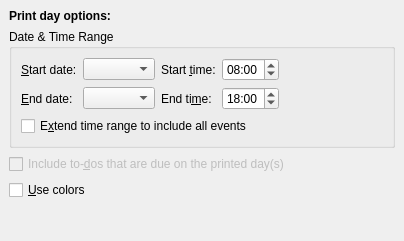
First picture: the form in printing/calprintdayconfig_base.ui, repository KDE/korganizer, before the edit.
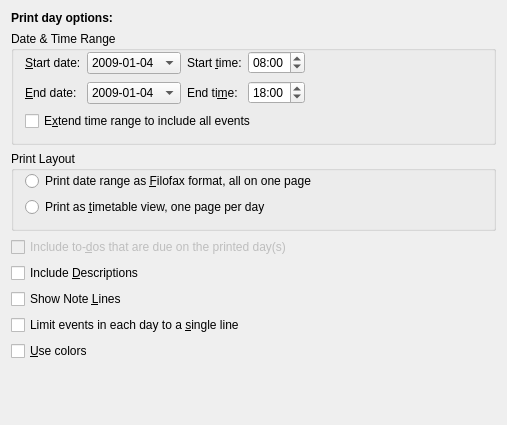
Second picture: the form after the edit. Custom widgets are drawn as their Qt base class.

Commit message: These changes also address some print overflow issues that were still happening but were not reported.

Patch:
```diff
--- a/printing/calprintdayconfig_base.ui
+++ b/printing/calprintdayconfig_base.ui
@@ -7,27 +7,12 @@
    <rect>
     <x>0</x>
     <y>0</y>
-    <width>404</width>
-    <height>241</height>
+    <width>493</width>
+    <height>425</height>
    </rect>
   </property>
-  <layout class="QVBoxLayout" >
-   <property name="spacing" >
-    <number>6</number>
-   </property>
-   <property name="leftMargin" >
-    <number>9</number>
-   </property>
-   <property name="topMargin" >
-    <number>9</number>
-   </property>
-   <property name="rightMargin" >
-    <number>9</number>
-   </property>
-   <property name="bottomMargin" >
-    <number>9</number>
-   </property>
-   <item>
+  <layout class="QGridLayout" name="gridLayout_3" >
+   <item row="0" column="0" >
     <widget class="QLabel" name="label" >
      <property name="text" >
       <string>&lt;html>&lt;head>&lt;meta name="qrichtext" content="1" />&lt;style type="text/css">
@@ -37,62 +22,15 @@
      </property>
     </widget>
    </item>
-   <item>
+   <item row="1" column="0" >
     <widget class="QGroupBox" name="mDateRangeGroup" >
      <property name="title" >
       <string>Date &amp;&amp; Time Range</string>
      </property>
-     <layout class="QGridLayout" >
-      <property name="leftMargin" >
-       <number>9</number>
-      </property>
+     <layout class="QGridLayout" name="gridLayout" >
       <property name="topMargin" >
-       <number>9</number>
+       <number>0</number>
       </property>
-      <property name="rightMargin" >
-       <number>9</number>
-      </property>
-      <property name="bottomMargin" >
-       <number>9</number>
-      </property>
-      <property name="horizontalSpacing" >
-       <number>6</number>
-      </property>
-      <property name="verticalSpacing" >
-       <number>6</number>
-      </property>
-      <item row="0" column="4" >
-       <spacer>
-        <property name="orientation" >
-         <enum>Qt::Horizontal</enum>
-        </property>
-        <property name="sizeType" >
-         <enum>QSizePolicy::Expanding</enum>
-        </property>
-        <property name="sizeHint" >
-         <size>
-          <width>121</width>
-          <height>21</height>
-         </size>
-        </property>
-       </spacer>
-      </item>
-      <item row="1" column="4" >
-       <spacer>
-        <property name="orientation" >
-         <enum>Qt::Horizontal</enum>
-        </property>
-        <property name="sizeType" >
-         <enum>QSizePolicy::Expanding</enum>
-        </property>
-        <property name="sizeHint" >
-         <size>
-          <width>121</width>
-          <height>21</height>
-         </size>
-        </property>
-       </spacer>
-      </item>
       <item row="0" column="0" >
        <widget class="QLabel" name="mFromDateLabel" >
         <property name="whatsThis" >
@@ -106,6 +44,95 @@
         </property>
        </widget>
       </item>
+      <item row="0" column="1" >
+       <widget class="KPIM::KDateEdit" name="mFromDate" >
+        <property name="focusPolicy" >
+         <enum>Qt::StrongFocus</enum>
+        </property>
+        <property name="whatsThis" >
+         <string>If you want to print more days at once, you can define a range of dates with this option and the &lt;i>End date&lt;/i> option. This option is used to define the start date.</string>
+        </property>
+        <item>
+         <property name="text" >
+          <string>2009-01-04</string>
+         </property>
+        </item>
+       </widget>
+      </item>
+      <item row="0" column="2" >
+       <widget class="QLabel" name="mFromTimeLabel" >
+        <property name="whatsThis" >
+         <string>It is possible to print only those events which are inside a given timerange. With this time selection box you can define the start of this time range. The end time should be defined with the &lt;i>End time&lt;/i> option. Note you can automatically modify these settings if you check &lt;i>Extend time range to include all events&lt;/i>.</string>
+        </property>
+        <property name="text" >
+         <string>Start &amp;time:</string>
+        </property>
+        <property name="buddy" >
+         <cstring>mFromTime</cstring>
+        </property>
+       </widget>
+      </item>
+      <item row="0" column="3" >
+       <widget class="QTimeEdit" name="mFromTime" >
+        <property name="whatsThis" >
+         <string>It is possible to print only those events which are inside a given timerange. With this time selection box you can define the start of this time range. The end time should be defined with the &lt;i>End time&lt;/i> option. Note you can automatically modify these settings if you check &lt;i>Extend time range to include all events&lt;/i>.</string>
+        </property>
+        <property name="displayFormat" >
+         <string>hh:mm</string>
+        </property>
+        <property name="time" >
+         <time>
+          <hour>8</hour>
+          <minute>0</minute>
+          <second>0</second>
+         </time>
+        </property>
+       </widget>
+      </item>
+      <item row="0" column="4" >
+       <spacer>
+        <property name="orientation" >
+         <enum>Qt::Horizontal</enum>
+        </property>
+        <property name="sizeType" >
+         <enum>QSizePolicy::Expanding</enum>
+        </property>
+        <property name="sizeHint" stdset="0" >
+         <size>
+          <width>97</width>
+          <height>24</height>
+         </size>
+        </property>
+       </spacer>
+      </item>
+      <item row="1" column="0" >
+       <widget class="QLabel" name="mToDateLabel" >
+        <property name="whatsThis" >
+         <string>If you want to print more days at once, you can define a range of dates with this option and the &lt;i>Start date&lt;/i> option. This option is used to define the end date.</string>
+        </property>
+        <property name="text" >
+         <string>&amp;End date:</string>
+        </property>
+        <property name="buddy" >
+         <cstring>mToDate</cstring>
+        </property>
+       </widget>
+      </item>
+      <item row="1" column="1" >
+       <widget class="KPIM::KDateEdit" name="mToDate" >
+        <property name="focusPolicy" >
+         <enum>Qt::StrongFocus</enum>
+        </property>
+        <property name="whatsThis" >
+         <string>If you want to print more days at once, you can define a range of dates with this option and the &lt;i>Start date&lt;/i> option. This option is used to define the end date.</string>
+        </property>
+        <item>
+         <property name="text" >
+          <string>2009-01-04</string>
+         </property>
+        </item>
+       </widget>
+      </item>
       <item row="1" column="2" >
        <widget class="QLabel" name="mToTimeLabel" >
         <property name="whatsThis" >
@@ -136,6 +163,22 @@
         </property>
        </widget>
       </item>
+      <item row="1" column="4" >
+       <spacer>
+        <property name="orientation" >
+         <enum>Qt::Horizontal</enum>
+        </property>
+        <property name="sizeType" >
+         <enum>QSizePolicy::Expanding</enum>
+        </property>
+        <property name="sizeHint" stdset="0" >
+         <size>
+          <width>97</width>
+          <height>24</height>
+         </size>
+        </property>
+       </spacer>
+      </item>
       <item row="2" column="0" colspan="5" >
        <widget class="QCheckBox" name="mIncludeAllEvents" >
         <property name="whatsThis" >
@@ -146,73 +189,45 @@
         </property>
        </widget>
       </item>
-      <item row="0" column="1" >
-       <widget class="KPIM::KDateEdit" name="mFromDate" >
-        <property name="focusPolicy" >
-         <enum>Qt::StrongFocus</enum>
-        </property>
+     </layout>
+    </widget>
+   </item>
+   <item row="2" column="0" >
+    <widget class="QGroupBox" name="mPrintType" >
+     <property name="title" >
+      <string>Print Layout</string>
+     </property>
+     <layout class="QGridLayout" name="gridLayout_2" >
+      <property name="topMargin" >
+       <number>0</number>
+      </property>
+      <item row="0" column="0" >
+       <widget class="QRadioButton" name="mPrintTypeFilofax" >
         <property name="whatsThis" >
-         <string>If you want to print more days at once, you can define a range of dates with this option and the &lt;i>End date&lt;/i> option. This option is used to define the start date.</string>
-        </property>
-       </widget>
-      </item>
-      <item row="0" column="3" >
-       <widget class="QTimeEdit" name="mFromTime" >
-        <property name="whatsThis" >
-         <string>It is possible to print only those events which are inside a given timerange. With this time selection box you can define the start of this time range. The end time should be defined with the &lt;i>End time&lt;/i> option. Note you can automatically modify these settings if you check &lt;i>Extend time range to include all events&lt;/i>.</string>
-        </property>
-        <property name="displayFormat" >
-         <string>hh:mm</string>
-        </property>
-        <property name="time" >
-         <time>
-          <hour>8</hour>
-          <minute>0</minute>
-          <second>0</second>
-         </time>
-        </property>
-       </widget>
-      </item>
-      <item row="0" column="2" >
-       <widget class="QLabel" name="mFromTimeLabel" >
-        <property name="whatsThis" >
-         <string>It is possible to print only those events which are inside a given timerange. With this time selection box you can define the start of this time range. The end time should be defined with the &lt;i>End time&lt;/i> option. Note you can automatically modify these settings if you check &lt;i>Extend time range to include all events&lt;/i>.</string>
+         <string>The Filofax format prints the information for the days selected without a timeline.</string>
         </property>
         <property name="text" >
-         <string>Start &amp;time:</string>
-        </property>
-        <property name="buddy" >
-         <cstring>mFromTime</cstring>
-        </property>
-       </widget>
-      </item>
-      <item row="1" column="1" >
-       <widget class="KPIM::KDateEdit" name="mToDate" >
-        <property name="focusPolicy" >
-         <enum>Qt::StrongFocus</enum>
-        </property>
-        <property name="whatsThis" >
-         <string>If you want to print more days at once, you can define a range of dates with this option and the &lt;i>Start date&lt;/i> option. This option is used to define the end date.</string>
+         <string>Print date range as &amp;Filofax format, all on one page</string>
         </property>
        </widget>
       </item>
       <item row="1" column="0" >
-       <widget class="QLabel" name="mToDateLabel" >
+       <widget class="QRadioButton" name="mPrintTypeTimetable" >
         <property name="whatsThis" >
          <string>If you want to print more days at once, you can define a range of dates with this option and the &lt;i>Start date&lt;/i> option. This option is used to define the end date.</string>
         </property>
         <property name="text" >
-         <string>&amp;End date:</string>
+         <string>Print as &amp;timetable view, one page per day</string>
         </property>
-        <property name="buddy" >
-         <cstring>mToDate</cstring>
+        <property name="checked" >
+         <bool>false</bool>
         </property>
        </widget>
       </item>
      </layout>
     </widget>
    </item>
-   <item>
+   <item row="3" column="0" >
     <widget class="QCheckBox" name="mIncludeTodos" >
      <property name="enabled" >
       <bool>false</bool>
@@ -225,7 +240,37 @@
      </property>
     </widget>
    </item>
-   <item>
+   <item row="4" column="0" >
+    <widget class="QCheckBox" name="mIncludeDescription" >
+     <property name="whatsThis" >
+      <string>Check this option to include the more detailed description for each event.</string>
+     </property>
+     <property name="text" >
+      <string>Include &amp;Descriptions</string>
+     </property>
+    </widget>
+   </item>
+   <item row="5" column="0" >
+    <widget class="QCheckBox" name="mShowNoteLines" >
+     <property name="whatsThis" >
+      <string>Check this option to draw note lines </string>
+     </property>
+     <property name="text" >
+      <string>Show Note &amp;Lines</string>
+     </property>
+    </widget>
+   </item>
+   <item row="6" column="0" >
+    <widget class="QCheckBox" name="mSingleLineLimit" >
+     <property name="whatsThis" >
+      <string>Check this option to limit events to a single line.</string>
+     </property>
+     <property name="text" >
+      <string>Limit events in each day to a &amp;single line</string>
+     </property>
+    </widget>
+   </item>
+   <item row="7" column="0" >
     <widget class="QCheckBox" name="mColors" >
      <property name="whatsThis" >
       <string>If you want to use colors to distinguish certain categories on the print, check this option.</string>
@@ -235,7 +280,7 @@
      </property>
     </widget>
    </item>
-   <item>
+   <item row="8" column="0" >
     <spacer>
      <property name="orientation" >
       <enum>Qt::Vertical</enum>
@@ -243,10 +288,10 @@
      <property name="sizeType" >
       <enum>QSizePolicy::Expanding</enum>
      </property>
-     <property name="sizeHint" >
+     <property name="sizeHint" stdset="0" >
       <size>
-       <width>386</width>
-       <height>16</height>
+       <width>485</width>
+       <height>23</height>
       </size>
      </property>
     </spacer>
```
Left out of the diff: 9 changed lines with no effect on the pictures. The commit also changes 8 other files.
